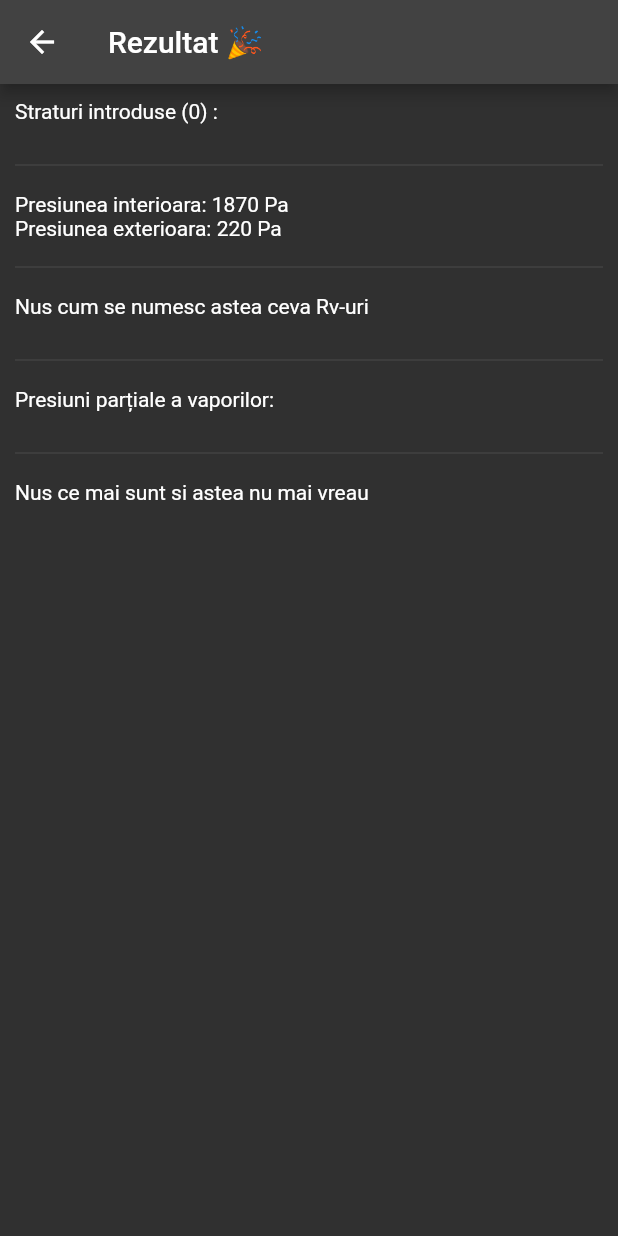
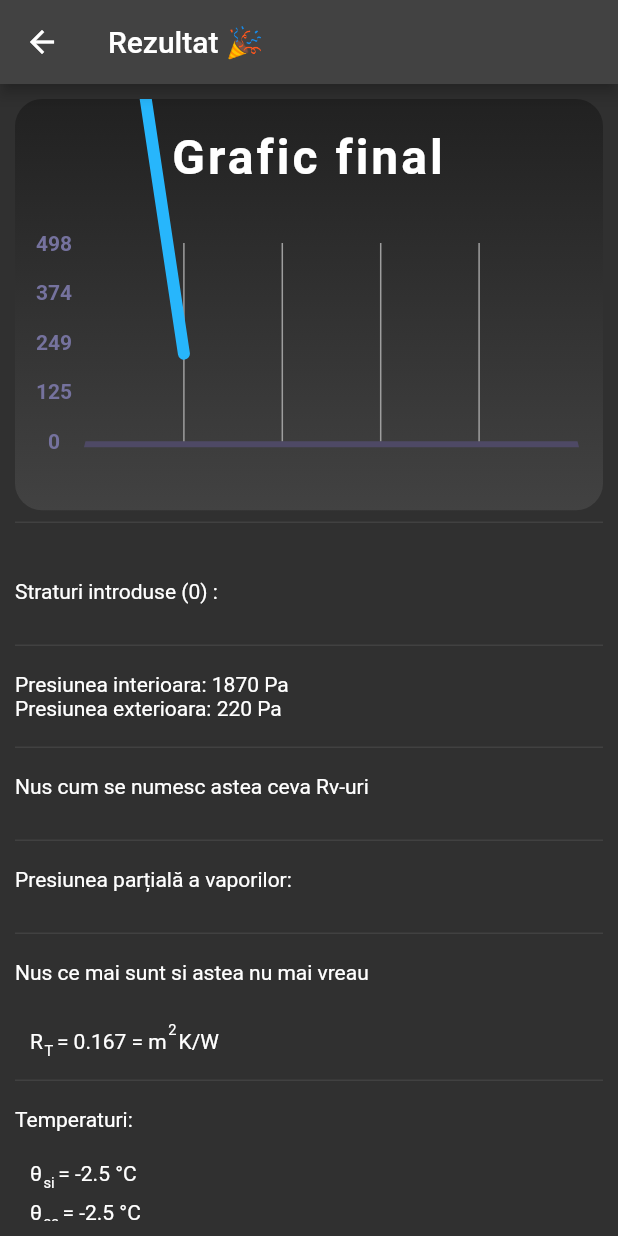
Before and after one commit to RahmeVictor/aplicatie_higrotermica, a Flutter app: the PaginaCalcul screen opened directly with empty values, on a phone screen of 412 x 824 dp. Run offline on Flutter 3.47's test engine with Material 2 defaults, Android fonts, the phone set to English and light mode, and no system bars; drawn by our look-alikes of fl_chart.

Commit message:
completed app

```diff
--- a/lib/calcul.dart
+++ b/lib/ajutoare_calcul.dart
@@ -1,6 +1,9 @@
 import 'dart:math' show e, pow;
 
-import 'package:flutter/cupertino.dart';
+import 'package:flutter/material.dart';
+
+const rsi = 0.125;
+const rse = 0.042;
 
 abstract class SubSuperScript {
   SubSuperScript(this.text);
@@ -30,7 +33,8 @@ class Superscript extends SubSuperScript {
   Offset get offset => const Offset(1, -10);
 }
 
-RichText simplifiedText(List<dynamic> text) {
+Widget simplifiedText(List<dynamic> text,
+    [padding = const EdgeInsets.only(top: 10, left: 10)]) {
   final List<InlineSpan> children = [];
   for (final element in text) {
     if (element is String) {
@@ -39,8 +43,15 @@ RichText simplifiedText(List<dynamic> text) {
       children.add(element.span);
     }
   }
-  return RichText(text: TextSpan(children: children));
+  return Padding(
+    padding: padding,
+    child: SelectableText.rich(TextSpan(children: children)),
+  );
 }
+
+calcularePresiune(double temperatura) => temperatura >= 0
+    ? 610.5 * pow(e, (17.269 * temperatura) / (237.3 + temperatura))
+    : 610.5 * pow(e, (21.875 * temperatura) / (265.5 + temperatura));
 
 class Strat {
   Strat(this.d, this.miu, this.lambda);
@@ -62,7 +73,7 @@ class Strat {
 
   double get r => d / lambda;
 
-  RichText toStringIndex(int index) => simplifiedText([
+  Widget toStringIndex(int index) => simplifiedText([
         'd',
         Subscript('$index'),
         ' = $d m, μ',
@@ -72,7 +83,7 @@ class Strat {
         ' = $lambda W/m'
       ]);
 
-  RichText rvToString(int index) => simplifiedText([
+  Widget rvToString(int index) => simplifiedText([
         'Rv',
         Subscript('$index'),
         ' = 50 ⋅ 10',
@@ -84,9 +95,7 @@ class Strat {
 class DateIntExt {
   // TODO întreabă pe Stef daca teta >= 0
   DateIntExt(this.teta, this.ro)
-      : ps = teta >= 0
-            ? 610.5 * pow(e, (17.269 * teta) / (237.3 + teta))
-            : 610.5 * pow(e, (21.875 * teta) / (265.5 + teta)) {
+      : ps = calcularePresiune(teta) {
     // TODO întreabă pe Stef daca trebuie -teta la < 0
     p = (ps * ro) / 100.0;
   }
@@ -99,6 +108,6 @@ class DateIntExt {
 
   double ps;
 
-  /// Pi si Pe
+  /// Pi si Pe, presiunea partiala a vaporilor
   late double p;
 }
--- /dev/null
+++ b/lib/grafic.dart
@@ -0,0 +1,220 @@
+import 'dart:math';
+
+import 'package:fl_chart/fl_chart.dart';
+import 'package:flutter/material.dart';
+
+class _LineChart extends StatelessWidget {
+  const _LineChart(this.data1, this.data2);
+
+  final List<FlSpot> data1;
+  final List<FlSpot> data2;
+
+  double reduceList(List<FlSpot> list) =>
+      data1.reduce((current, next) => current.y > next.y ? current : next).y;
+
+  double get maxY => max(reduceList(data1), reduceList(data2));
+
+  double get leftInterval => (maxY / 4);
+
+  @override
+  Widget build(BuildContext context) {
+    return LineChart(
+      sampleData1,
+      swapAnimationDuration: const Duration(milliseconds: 250),
+    );
+  }
+
+  LineChartData get sampleData1 => LineChartData(
+        lineTouchData: lineTouchData1,
+        gridData: gridData,
+        titlesData: titlesData1,
+        borderData: borderData,
+        lineBarsData: lineBarsData1,
+        minX: 0,
+        maxX: 5,
+        maxY: maxY,
+        minY: 0,
+      );
+
+  LineTouchData get lineTouchData1 => LineTouchData(
+        handleBuiltInTouches: true,
+        touchTooltipData: LineTouchTooltipData(
+          tooltipBgColor: Colors.blueGrey.withOpacity(0.8),
+        ),
+      );
+
+  FlTitlesData get titlesData1 => FlTitlesData(
+        bottomTitles: AxisTitles(
+          sideTitles: bottomTitles,
+        ),
+        rightTitles: AxisTitles(
+          sideTitles: SideTitles(showTitles: false),
+        ),
+        topTitles: AxisTitles(
+          sideTitles: SideTitles(showTitles: false),
+        ),
+        leftTitles: AxisTitles(
+          sideTitles: leftTitles(),
+        ),
+      );
+
+  List<LineChartBarData> get lineBarsData1 => [
+        lineChartBarData1,
+        lineChartBarData2,
+      ];
+
+  LineTouchData get lineTouchData2 => LineTouchData(
+        enabled: false,
+      );
+
+  FlTitlesData get titlesData2 => FlTitlesData(
+        bottomTitles: AxisTitles(
+          sideTitles: bottomTitles,
+        ),
+        rightTitles: AxisTitles(
+          sideTitles: SideTitles(showTitles: false),
+        ),
+        topTitles: AxisTitles(
+          sideTitles: SideTitles(showTitles: false),
+        ),
+        leftTitles: AxisTitles(
+          sideTitles: leftTitles(),
+        ),
+      );
+
+  Widget leftTitleWidgets(double value, TitleMeta meta) {
+    const style = TextStyle(
+      color: Color(0xff75729e),
+      fontWeight: FontWeight.bold,
+      fontSize: 14,
+    );
+
+    return Text(value.round().toString(),
+        style: style, textAlign: TextAlign.center);
+  }
+
+  SideTitles leftTitles() => SideTitles(
+        getTitlesWidget: leftTitleWidgets,
+        showTitles: true,
+        interval: leftInterval,
+        reservedSize: 40,
+      );
+
+  Widget bottomTitleWidgets(double value, TitleMeta meta) {
+    const style = TextStyle(
+        color: Color(0xff72719b), fontWeight: FontWeight.bold, fontSize: 16);
+
+    late final String text;
+    switch (value.toInt()) {
+      case 0:
+        text = '';
+        break;
+      case 1:
+        text = '';
+        break;
+      case 2:
+        text = '';
+        break;
+      default:
+        text = '';
+        break;
+    }
+
+    return SideTitleWidget(
+        axisSide: meta.axisSide, space: 10, child: Text(text, style: style));
+  }
+
+  SideTitles get bottomTitles => SideTitles(
+        showTitles: true,
+        reservedSize: 32,
+        interval: 1,
+        getTitlesWidget: bottomTitleWidgets,
+      );
+
+  FlGridData get gridData => FlGridData(
+        show: true,
+        drawVerticalLine: true,
+        drawHorizontalLine: false,
+        horizontalInterval: leftInterval,
+        verticalInterval: 1,
+        getDrawingHorizontalLine: (value) {
+          return FlLine(color: Colors.grey, strokeWidth: 1);
+        },
+        getDrawingVerticalLine: (value) {
+          return FlLine(color: Colors.grey, strokeWidth: 1);
+        },
+      );
+
+  FlBorderData get borderData => FlBorderData(
+        show: true,
+        border: const Border(
+          bottom: BorderSide(color: Color(0xff4e4965), width: 4),
+          left: BorderSide(color: Colors.transparent),
+          right: BorderSide(color: Colors.transparent),
+          top: BorderSide(color: Colors.transparent),
+        ),
+      );
+
+  LineChartBarData get lineChartBarData1 => LineChartBarData(
+      isCurved: false,
+      color: const Color(0xff4af699),
+      barWidth: 8,
+      isStrokeCapRound: true,
+      dotData: FlDotData(show: false),
+      belowBarData: BarAreaData(show: false),
+      spots: data1);
+
+  LineChartBarData get lineChartBarData2 => LineChartBarData(
+      isCurved: false,
+      color: const Color(0xff27b6fc),
+      barWidth: 8,
+      isStrokeCapRound: true,
+      dotData: FlDotData(show: false),
+      belowBarData: BarAreaData(show: false),
+      spots: data2);
+}
+
+class LineChartSample1 extends StatefulWidget {
+  const LineChartSample1({super.key, required this.data1, required this.data2});
+
+  final List<FlSpot> data1;
+  final List<FlSpot> data2;
+
+  @override
+  State<StatefulWidget> createState() => LineChartSample1State();
+}
+
+class LineChartSample1State extends State<LineChartSample1> {
+  @override
+  Widget build(BuildContext context) {
+    return AspectRatio(
+      aspectRatio: 1.43,
+      child: DecoratedBox(
+          decoration: BoxDecoration(
+              borderRadius: const BorderRadius.all(Radius.circular(18)),
+              gradient: LinearGradient(
+                  begin: Alignment.bottomCenter,
+                  end: Alignment.topCenter,
+                  colors: [Colors.grey.shade800, Colors.grey.shade900])),
+          child: Stack(children: [
+            Column(crossAxisAlignment: CrossAxisAlignment.stretch, children: [
+              const SizedBox(height: 20),
+              const Text('Grafic final',
+                  textAlign: TextAlign.center,
+                  style: TextStyle(
+                      color: Colors.white,
+                      fontSize: 32,
+                      fontWeight: FontWeight.bold,
+                      letterSpacing: 2)),
+              const SizedBox(height: 37),
+              Expanded(
+                  child: Padding(
+                padding: const EdgeInsets.only(right: 16, left: 6),
+                child: _LineChart(widget.data1, widget.data2),
+              )),
+              const SizedBox(height: 10),
+            ]),
+          ])),
+    );
+  }
+}
--- a/lib/main.dart
+++ b/lib/main.dart
@@ -1,7 +1,7 @@
 import 'package:flutter/material.dart';
 import 'package:flutter/services.dart';
 
-import 'calcul.dart';
+import 'ajutoare_calcul.dart';
 import 'pagina_calcul.dart';
 
 void main() {
@@ -33,7 +33,7 @@ class MyHomePage extends StatefulWidget {
 
 class _MyHomePageState extends State<MyHomePage> {
   final formKey = GlobalKey<FormState>();
-  final listKey = GlobalKey<AnimatedListState>();
+  GlobalKey<AnimatedListState> listKey = GlobalKey<AnimatedListState>();
 
   final List<Strat> straturi = [];
 
@@ -62,16 +62,34 @@ class _MyHomePageState extends State<MyHomePage> {
                               deleteCallback: removeItem)));
                 }),
             Padding(
-              padding: const EdgeInsets.all(8.0),
+                padding: const EdgeInsets.all(10),
                 child: ElevatedButton.icon(
                     onPressed: () => addItem(Strat(0, 0, 0)),
                     icon: const Icon(Icons.add),
                     label: const Text('Strat'),
-                  style:
-                      ElevatedButton.styleFrom(backgroundColor: Colors.green)),
-            ),
-            Padding(
-              padding: const EdgeInsets.all(8.0),
+                    style: ElevatedButton.styleFrom(
+                        backgroundColor: Colors.green))),
+            Row(children: [
+              Expanded(
+                  child: Padding(
+                      padding: const EdgeInsets.all(10),
+                      child: ElevatedButton.icon(
+                        onPressed: () => setState(() {
+                          // for(final strat in straturi){
+                          //   removeItem(strat);
+                          // }
+                          listKey = GlobalKey<AnimatedListState>();
+                          straturi.clear();
+                          addItem(Strat(0.05, 1.1, 0.04));
+                          addItem(Strat(0.25, 6.1, 0.05));
+                          addItem(Strat(0.10, 30, 0.04));
+                        }),
+                        icon: const Icon(Icons.format_list_numbered_sharp),
+                        label: const Text('Exemplu'),
+                      ))),
+              Expanded(
+                child: Padding(
+                  padding: const EdgeInsets.all(10),
                   child: ElevatedButton.icon(
                       onPressed: () {
                         if (formKey.currentState!.validate()) {
@@ -85,7 +103,9 @@ class _MyHomePageState extends State<MyHomePage> {
                       },
                       icon: const Icon(Icons.calculate),
                       label: const Text('Calculează')),
-            )
+                ),
+              ),
+            ]),
           ]),
         ));
   }
@@ -129,19 +149,24 @@ class CardStrat extends StatelessWidget {
     return Padding(
       padding: const EdgeInsets.only(left: 5.0, right: 5.0),
       child: Card(
-        child: Wrap(alignment: WrapAlignment.spaceAround, children: [
+        child: Wrap(
+            crossAxisAlignment: WrapCrossAlignment.center,
+            alignment: WrapAlignment.spaceEvenly,
+            children: [
               SizedBox(
                 width: 100,
                 child: ModelTextField(
                     title: 'Grosimea d',
+                    initialValue: (strat.d * 100).toString(),
                     suffixText: 'cm',
                     keyboardType: TextInputType.number,
-                onSaved: (value) => strat.d = double.parse(value!)),
+                    onSaved: (value) => strat.d = double.parse(value!) / 100),
               ),
               SizedBox(
                 width: 230,
                 child: ModelTextField(
                     title: 'Factorul rezistenței la aburi μ',
+                    initialValue: strat.miu.toString(),
                     keyboardType: TextInputType.number,
                     onSaved: (value) => strat.miu = double.parse(value!)),
               ),
@@ -149,7 +174,8 @@ class CardStrat extends StatelessWidget {
                 width: 300,
                 child: ModelTextField(
                     title: 'Coeficientul de conductivitate termică λ',
-                suffixText: '%',
+                    initialValue: strat.lambda.toString(),
+                    suffixText: 'W/m',
                     keyboardType: TextInputType.number,
                     onSaved: (value) => strat.lambda = double.parse(value!)),
               ),
@@ -184,7 +210,7 @@ class ModelTextField extends StatelessWidget {
   final String? suffixText;
   final EdgeInsetsGeometry padding;
 
-  String? notEmptyValidator(String? value) {
+  static String? notEmptyValidator(String? value) {
     if (value == null || value.isEmpty) {
       return "Acest câmp este obligatoriu";
     }
--- a/lib/pagina_calcul.dart
+++ b/lib/pagina_calcul.dart
@@ -1,6 +1,8 @@
+import 'package:fl_chart/fl_chart.dart';
 import 'package:flutter/material.dart';
 
-import 'calcul.dart';
+import 'ajutoare_calcul.dart';
+import 'grafic.dart';
 
 class PaginaCalcul extends StatefulWidget {
   const PaginaCalcul({Key? key, required this.straturi}) : super(key: key);
@@ -15,31 +17,62 @@ class _PaginaCalculState extends State<PaginaCalcul> {
   final dateInterior = DateIntExt(20, 80);
   final dateExterior = DateIntExt(-10, 85);
 
-  late final List<double> presiuniPartiale;
+  late final double r;
+  late final double rt;
+  late final double tetaSI;
+  late final double tetaSE;
+  late final List<double> temperaturi;
+  late final List<double> presiuniVapori;
+  late final Map<double, double> presiuniDeSaturatie;
 
   @override
   void initState() {
     super.initState();
-    presiuniPartiale = calculeazaPresiuniPartiale();
+    presiuniVapori = calculeazaPresiuniPartiale();
+    r = calculeazaR();
+    rt = calculeazaRT();
+    temperaturi = calculeazaTemperaturi();
+    presiuniDeSaturatie = calculeazaPresiuniDeSaturatie();
   }
 
   @override
   Widget build(BuildContext context) {
+    final presiuniSaturatieGraf = presiuniDeSaturatie.entries
+        .map((e) => e.value)
+        .toList()
+        .asMap()
+        .entries
+        .map((e) => FlSpot(e.key.toDouble(), e.value.roundToDouble()))
+        .toList();
+
+    final presiuniVaporiComplet = [
+      dateInterior.p,
+      ...presiuniVapori,
+      dateExterior.p
+    ];
+
+    final presiuniVaporiGraf = presiuniVaporiComplet
+        .asMap()
+        .entries
+        .map((e) => FlSpot(e.key.toDouble(), e.value.roundToDouble()))
+        .toList();
     return Scaffold(
       appBar: AppBar(title: const Text('Rezultat 🎉')),
       body: Padding(
           padding: const EdgeInsets.all(10),
           child: ListView(children: [
+            LineChartSample1(
+                data1: presiuniSaturatieGraf, data2: presiuniVaporiGraf),
+            const Divider(),
+            const SizedBox(height: 30),
             Wrap(runSpacing: 10, children: [
               Text('Straturi introduse (${widget.straturi.length}) :'),
               ListView.builder(
                   shrinkWrap: true,
                   physics: const NeverScrollableScrollPhysics(),
                   itemCount: widget.straturi.length,
-                  itemBuilder: (context, index) => Padding(
-                        padding: const EdgeInsets.only(top: 5, left: 10),
-                        child: widget.straturi[index].toStringIndex(index + 1),
-                      )),
+                  itemBuilder: (context, index) =>
+                      widget.straturi[index].toStringIndex(index + 1)),
               const Divider(),
               Text('Presiunea interioara: ${dateInterior.p.round()} Pa\n'
                   'Presiunea exterioara: ${dateExterior.p.round()} Pa'),
@@ -49,39 +82,82 @@ class _PaginaCalculState extends State<PaginaCalcul> {
                   shrinkWrap: true,
                   physics: const NeverScrollableScrollPhysics(),
                   itemCount: widget.straturi.length,
-                  itemBuilder: (context, index) => Padding(
-                        padding: const EdgeInsets.only(top: 5, left: 10),
-                        child: widget.straturi[index].rvToString(index + 1),
-                      )),
+                  itemBuilder: (context, index) =>
+                      widget.straturi[index].rvToString(index + 1)),
               const Divider(),
-              const Text('Presiuni parțiale a vaporilor:'),
+              const Text('Presiunea parțială a vaporilor:'),
               ListView.builder(
                   shrinkWrap: true,
                   physics: const NeverScrollableScrollPhysics(),
-                  itemCount: presiuniPartiale.length,
-                  itemBuilder: (context, index) => Padding(
-                      padding: const EdgeInsets.only(top: 5, left: 10),
-                      child: simplifiedText([
+                  itemCount: presiuniVapori.length,
+                  itemBuilder: (context, index) => simplifiedText([
                         'P',
                         Subscript('${index + 1}'),
-                        ' = ${presiuniPartiale[index].round()} Pa'
-                      ]))),
+                        ' = ${presiuniVapori[index].round()} Pa'
+                      ])),
               const Divider(),
               const Text('Nus ce mai sunt si astea nu mai vreau'),
               ListView.builder(
                   shrinkWrap: true,
                   physics: const NeverScrollableScrollPhysics(),
                   itemCount: widget.straturi.length,
-                  itemBuilder: (context, index) => Padding(
-                      padding: const EdgeInsets.only(top: 5, left: 10),
-                      child: simplifiedText([
+                  itemBuilder: (context, index) => simplifiedText([
                         'R',
                         Subscript('${index + 1}'),
                         ' = ${widget.straturi[index].r.toStringAsFixed(2)} m',
                         Superscript('2 '),
                         'K/W'
-                      ]))),
+                      ])),
+              simplifiedText([
+                'R',
+                Subscript('T'),
+                ' = ${calculeazaRT().toStringAsFixed(3)}',
+                ' = m',
+                Superscript('2 '),
+                'K/W'
+              ]),
+              const Divider(),
+              const Text('Temperaturi:'),
+              ListView(
+                  shrinkWrap: true,
+                  physics: const NeverScrollableScrollPhysics(),
+                  children: [
+                    simplifiedText([
+                      'θ',
+                      Subscript('si'),
+                      ' = ${tetaSI.toStringAsFixed(1)} °C'
+                    ]),
+                    simplifiedText([
+                      'θ',
+                      Subscript('se'),
+                      ' = ${tetaSE.toStringAsFixed(1)} °C'
+                    ])
+                  ]),
+              ListView.builder(
+                  shrinkWrap: true,
+                  physics: const NeverScrollableScrollPhysics(),
+                  itemCount: temperaturi.length,
+                  itemBuilder: (context, index) => simplifiedText([
+                        'θ',
+                        Subscript('${index + 1}'),
+                        ' = ${temperaturi[index].toStringAsFixed(1)} °C'
+                      ])),
+              const Divider(),
+              const Text('Presiuni de saturație:'),
+              ListView.builder(
+                  shrinkWrap: true,
+                  physics: const NeverScrollableScrollPhysics(),
+                  itemCount: presiuniDeSaturatie.keys.length,
+                  itemBuilder: (context, index) => simplifiedText([
+                        'P',
+                        Subscript('s'),
+                        Superscript(presiuniDeSaturatie.keys
+                            .elementAt(index)
+                            .toStringAsFixed(1)),
+                        ' = ${presiuniDeSaturatie.values.elementAt(index).round()} Pa'
+                      ], const EdgeInsets.all(10))),
             ]),
+            const SizedBox(height: 20),
           ])),
     );
   }
@@ -99,4 +175,33 @@ class _PaginaCalculState extends State<PaginaCalcul> {
     }
     return presiuniPartiale;
   }
+
+  double calculeazaRT() => rsi + r + rse;
+
+  double calculeazaR() =>
+      widget.straturi.fold(0.0, (total, strat) => total + strat.r);
+
+  List<double> calculeazaTemperaturi() {
+    final deltaTemperatura = dateInterior.teta - dateExterior.teta;
+    tetaSI = dateInterior.teta - (rsi / rt) * deltaTemperatura;
+    tetaSE = dateInterior.teta - ((rsi + r) / rt) * deltaTemperatura;
+
+    final List<double> temperaturi = [];
+    for (var i = 0; i < widget.straturi.length - 1; i++) {
+      double tetaStraturi = widget.straturi
+          .take(i + 1)
+          .fold(0.0, (total, strat) => total + strat.r);
+      temperaturi.add(
+          dateInterior.teta - ((rsi + tetaStraturi) / rt) * deltaTemperatura);
+    }
+    return temperaturi;
+  }
+
+  /// <Temperatura, Presiune de saturație>
+  Map<double, double> calculeazaPresiuniDeSaturatie() => {
+        tetaSI: calcularePresiune(tetaSI),
+        for (var temperatura in temperaturi)
+          temperatura: calcularePresiune(temperatura),
+        tetaSE: calcularePresiune(tetaSE),
+      };
 }
--- a/pubspec.yaml
+++ b/pubspec.yaml
@@ -37,6 +37,8 @@ dependencies:
   # Use with the CupertinoIcons class for iOS style icons.
   cupertino_icons: ^1.0.2
 
+  fl_chart: ^0.55.2
+
 dev_dependencies:
   flutter_test:
     sdk: flutter
@@ -47,6 +49,7 @@ dev_dependencies:
   # package. See that file for information about deactivating specific lint
   # rules and activating additional ones.
   flutter_lints: ^2.0.0
+  flutter_launcher_icons: any
 
 # For information on the generic Dart part of this file, see the
 # following page: https://dart.dev/tools/pub/pubspec
```
Also changed, not shown: flutter_launcher_icons.yaml (added, +17 -0 lines), iconitza.png (added), pubspec.lock, 23 other files. Lines whose indentation alone changed are shown as unchanged.
